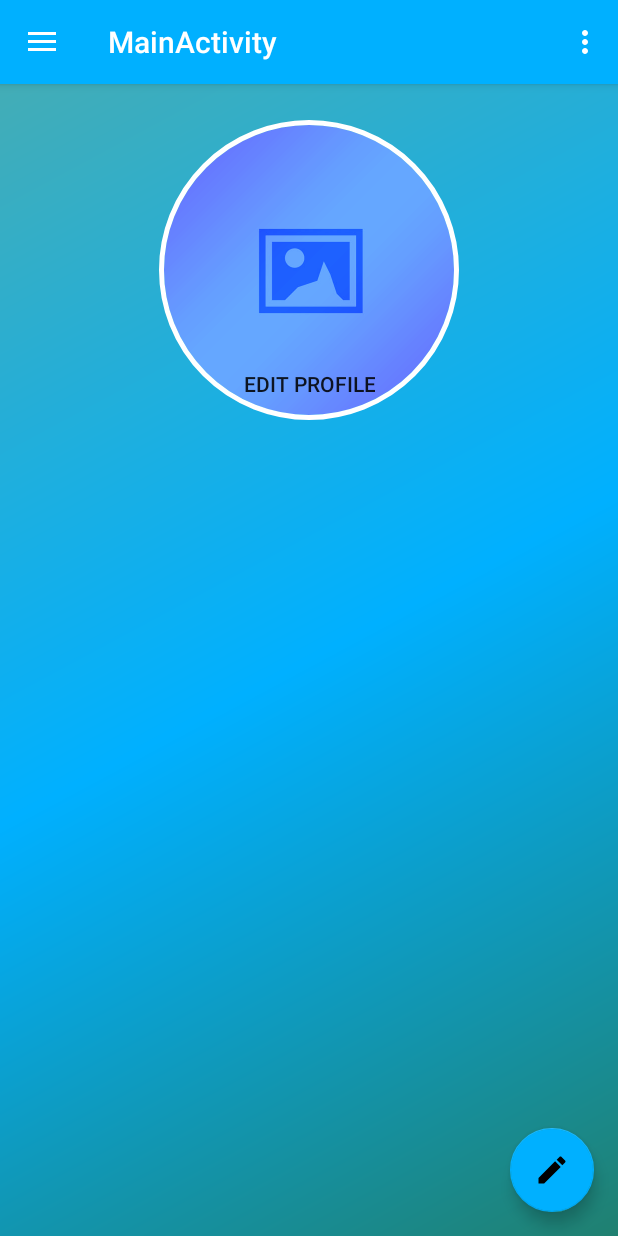
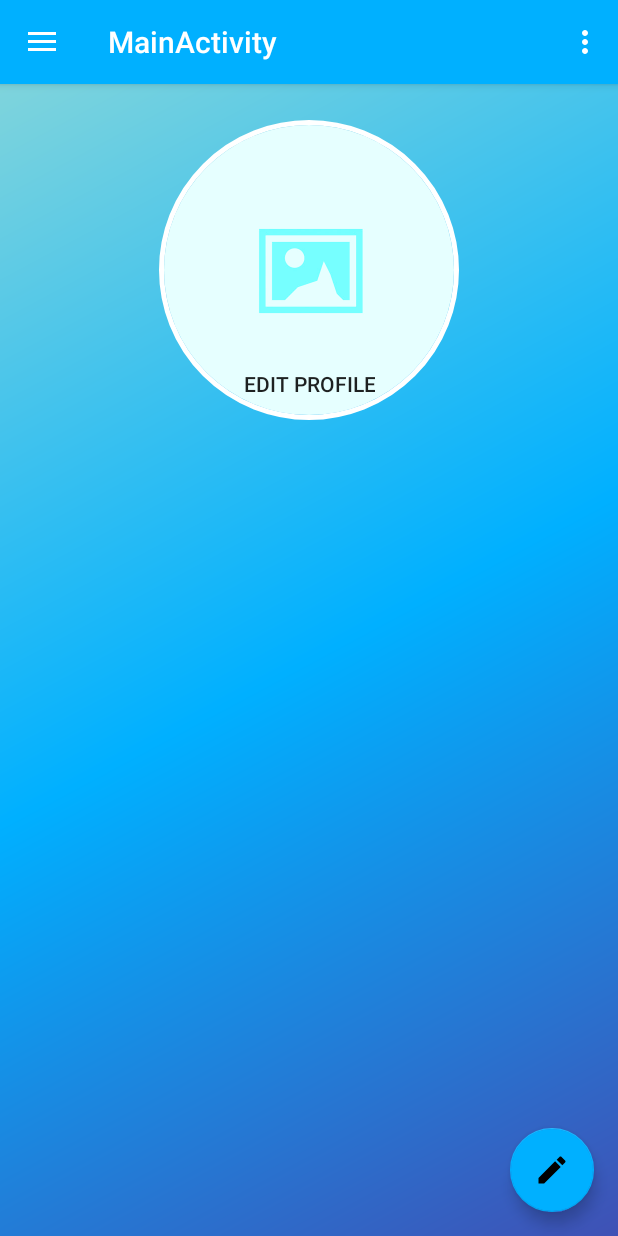
Before and after one commit to QasemAshraf/Social_App, an Android app: the fragment ProfileFragment placed in its activity, on a phone screen of 412 x 824 dp. Run offline under Robolectric (Android 15) with nearby library versions, the phone set to English and light mode, and no system bars; our stand-ins replace CircleImageView, Firebase (no records; nobody signed in at launch, a user with empty details on screens opened directly).

Commit message:
edit image color

```diff
--- a/app/src/main/res/drawable/main_background.xml
+++ b/app/src/main/res/drawable/main_background.xml
@@ -4,6 +4,6 @@
     <gradient
         android:angle="135"
         android:centerColor="#00b0ff"
-        android:startColor="#208070"
-        android:endColor="#43ADB6" />
+        android:startColor="#3F51B5"
+        android:endColor="#7FD4DC" />
 </shape>
```
Also changed, not shown: app/src/main/res/drawable/img_placeholder.png, app/src/main/res/drawable/profile_placeholder.png.
